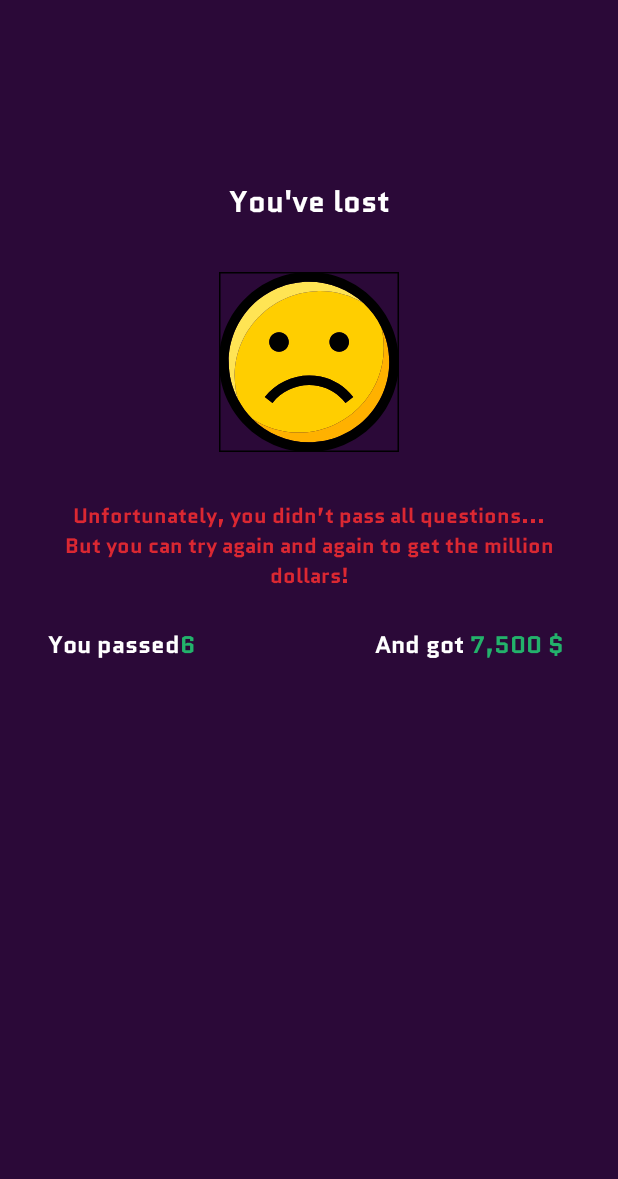
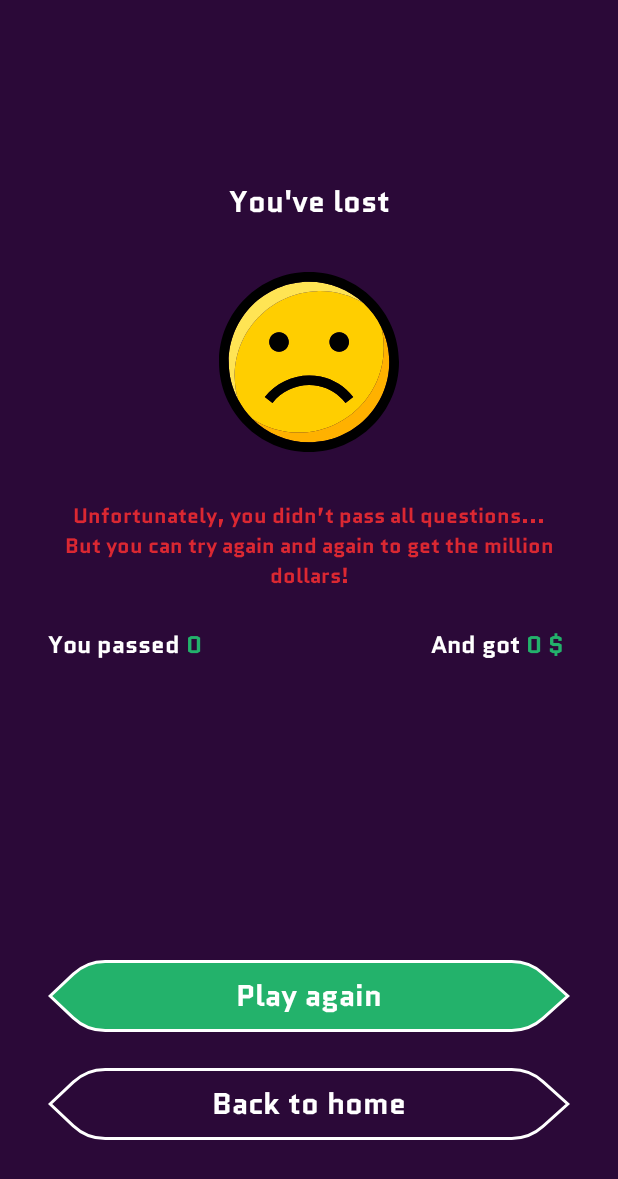
Before and after one commit to Mustafa-Ahmed1/WhoWantsToBeAMillionaire, an Android app: the layout fragment_result.xml on its own in the app's theme, with its tools: preview values and no code run, on a phone screen of 412 x 824 dp. Shown: the top 1179 px of the screen. Run offline under Robolectric (Android 15) with nearby library versions, the light colour scheme and no system bars; network calls fail.

Commit message:
improve app design

```diff
--- a/app/src/main/java/com/frenchfriesfamily/whowantstobeamillionaire/model/repositories/StagesRepository.kt
+++ b/app/src/main/java/com/frenchfriesfamily/whowantstobeamillionaire/model/repositories/StagesRepository.kt
@@ -19,7 +19,8 @@ class StagesRepository {
         StageDetails("$ 3,000", 4),
         StageDetails("$ 2,000", 3),
         StageDetails("$ 1,000", 2),
-        StageDetails("$ 500", 1)
+        StageDetails("$ 500", 1),
+        StageDetails("$ 0", 0)
     )
 
 }
--- a/app/src/main/java/com/frenchfriesfamily/whowantstobeamillionaire/view/question/QuestionViewModel.kt
+++ b/app/src/main/java/com/frenchfriesfamily/whowantstobeamillionaire/view/question/QuestionViewModel.kt
@@ -51,7 +51,7 @@ class QuestionViewModel : BaseViewModel(), QuestionAdapter.QuestionInteractionLi
         get() = _seconds
 
     private var questionCounter = 0
-    var stageCounter = 0
+    var stageCounter = 1
     private var difficulty = 0
 
 
--- a/app/src/main/res/drawable/sad_image.xml
+++ b/app/src/main/res/drawable/image_lose.xml
@@ -32,9 +32,4 @@
           android:fillColor="#000000"/>
     </group>
   </group>
-  <path
-      android:strokeWidth="1"
-      android:pathData="M0.5,0.5h119v119h-119z"
-      android:fillColor="#00000000"
-      android:strokeColor="#000000"/>
 </vector>
--- a/app/src/main/res/layout/fragment_result.xml
+++ b/app/src/main/res/layout/fragment_result.xml
@@ -15,6 +15,12 @@
         android:layout_height="match_parent"
         android:background="@color/purple_dark"
         tools:context=".winning">
+
+        <androidx.constraintlayout.widget.ConstraintLayout
+            android:id="@+id/screen_on_winning"
+            android:layout_width="match_parent"
+            android:layout_height="match_parent"
+            android:visibility="gone">
 
             <com.airbnb.lottie.LottieAnimationView
                 android:id="@+id/winner_badge"
@@ -53,64 +59,24 @@
                 app:layout_constraintStart_toStartOf="parent"
                 app:layout_constraintTop_toBottomOf="@+id/winner_badge" />
 
-        <ImageView
-            android:id="@+id/play_again_btn"
-            android:layout_width="wrap_content"
-            android:layout_height="wrap_content"
-            android:layout_marginBottom="@dimen/spacing_large"
-            app:layout_constraintBottom_toTopOf="@+id/back_to_home_btn"
-            app:layout_constraintEnd_toEndOf="parent"
-            app:layout_constraintStart_toStartOf="parent"
-            app:srcCompat="@drawable/ic_play_again_btn" />
+        </androidx.constraintlayout.widget.ConstraintLayout>
 
-        <TextView
-            android:id="@+id/play_again_text"
-            style="@style/TextStyle.Large"
-            android:layout_width="wrap_content"
-            android:layout_height="wrap_content"
-            android:text="@string/play_again"
-            app:layout_constraintBottom_toBottomOf="@+id/play_again_btn"
-            app:layout_constraintEnd_toEndOf="@+id/play_again_btn"
-            app:layout_constraintStart_toStartOf="@+id/play_again_btn"
-            app:layout_constraintTop_toTopOf="@+id/play_again_btn" />
-
+        <androidx.constraintlayout.widget.ConstraintLayout
+            android:id="@+id/screen_on_losing"
+            android:layout_width="match_parent"
+            android:layout_height="match_parent"
+            tools:visibility="visible">
 
             <ImageView
-            android:id="@+id/back_to_home_btn"
-            android:layout_width="wrap_content"
-            android:layout_height="wrap_content"
-            android:layout_marginBottom="64dp"
-            app:layout_constraintBottom_toBottomOf="parent"
-            app:layout_constraintEnd_toEndOf="parent"
-            app:layout_constraintStart_toStartOf="parent"
-            app:srcCompat="@drawable/ic_back_to_home_btn" />
-
-        <TextView
-            android:id="@+id/back_to_home_text"
-            style="@style/TextStyle.Large"
-            android:layout_width="wrap_content"
-            android:layout_height="wrap_content"
-            android:text="@string/back_to_home"
-            app:layout_constraintBottom_toBottomOf="@+id/back_to_home_btn"
-            app:layout_constraintEnd_toEndOf="@+id/back_to_home_btn"
-            app:layout_constraintStart_toStartOf="@+id/back_to_home_btn"
-            app:layout_constraintTop_toTopOf="@+id/back_to_home_btn" />
-
-        <androidx.constraintlayout.widget.ConstraintLayout
-            android:layout_width="match_parent"
-            android:layout_height="match_parent"
-            android:background="@color/purple_dark"
-            >
-
-            <ImageView
-                android:id="@+id/lossing_badge"
+                android:id="@+id/image_lose"
                 android:layout_width="wrap_content"
                 android:layout_height="wrap_content"
                 android:layout_marginTop="@dimen/spacing_extra_large"
                 app:layout_constraintEnd_toEndOf="parent"
                 app:layout_constraintStart_toStartOf="parent"
                 app:layout_constraintTop_toBottomOf="@+id/loss_text"
-                app:srcCompat="@drawable/sad_image" />
+                app:srcCompat="@drawable/image_lose"
+                tools:ignore="ContentDescription" />
 
             <TextView
                 android:id="@+id/loss_text"
@@ -136,8 +102,7 @@
                 android:textColor="@color/red"
                 app:layout_constraintEnd_toEndOf="parent"
                 app:layout_constraintStart_toStartOf="parent"
-                app:layout_constraintTop_toBottomOf="@+id/lossing_badge" />
-
+                app:layout_constraintTop_toBottomOf="@+id/image_lose" />
 
             <TextView
                 android:id="@+id/pass_title"
@@ -154,10 +119,11 @@
                 style="@style/TextStyle.Medium"
                 android:layout_width="wrap_content"
                 android:layout_height="wrap_content"
+                android:layout_marginStart="@dimen/spacing_extra_small"
+                android:text="0"
                 android:textColor="@color/green"
                 app:layout_constraintStart_toEndOf="@+id/pass_title"
-                app:layout_constraintTop_toTopOf="@+id/pass_title"
-                tools:text="6" />
+                app:layout_constraintTop_toTopOf="@+id/pass_title" />
 
 
             <TextView
@@ -179,11 +145,54 @@
                 android:textColor="@color/green"
                 app:layout_constraintEnd_toEndOf="@+id/loss_textView"
                 app:layout_constraintTop_toBottomOf="@+id/loss_textView"
-                tools:text="7,500 $ " />
+                tools:text="0 $ " />
 
         </androidx.constraintlayout.widget.ConstraintLayout>
 
+        <ImageView
+            android:id="@+id/button_play_again"
+            android:layout_width="wrap_content"
+            android:layout_height="wrap_content"
+            android:layout_marginBottom="@dimen/spacing_large"
+            app:layout_constraintBottom_toTopOf="@+id/button_back_to_home"
+            app:layout_constraintEnd_toEndOf="parent"
+            app:layout_constraintStart_toStartOf="parent"
+            app:srcCompat="@drawable/ic_play_again_btn"
+            tools:ignore="ContentDescription" />
+
+        <TextView
+            android:id="@+id/play_again_text"
+            style="@style/TextStyle.Large"
+            android:layout_width="wrap_content"
+            android:layout_height="wrap_content"
+            android:text="@string/play_again"
+            app:layout_constraintBottom_toBottomOf="@+id/button_play_again"
+            app:layout_constraintEnd_toEndOf="@+id/button_play_again"
+            app:layout_constraintStart_toStartOf="@+id/button_play_again"
+            app:layout_constraintTop_toTopOf="@+id/button_play_again" />
+
+        <ImageView
+            android:id="@+id/button_back_to_home"
+            android:layout_width="wrap_content"
+            android:layout_height="wrap_content"
+            android:layout_marginBottom="64dp"
+            app:layout_constraintBottom_toBottomOf="parent"
+            app:layout_constraintEnd_toEndOf="parent"
+            app:layout_constraintStart_toStartOf="parent"
+            app:srcCompat="@drawable/ic_back_to_home_btn"
+            tools:ignore="ContentDescription" />
+
+        <TextView
+            android:id="@+id/back_to_home_text"
+            style="@style/TextStyle.Large"
+            android:layout_width="wrap_content"
+            android:layout_height="wrap_content"
+            android:text="@string/back_to_home"
+            app:layout_constraintBottom_toBottomOf="@+id/button_back_to_home"
+            app:layout_constraintEnd_toEndOf="@+id/button_back_to_home"
+            app:layout_constraintStart_toStartOf="@+id/button_back_to_home"
+            app:layout_constraintTop_toTopOf="@+id/button_back_to_home" />
+
     </androidx.constraintlayout.widget.ConstraintLayout>
 
-
 </layout>
--- a/app/src/main/res/layout/item_answer.xml
+++ b/app/src/main/res/layout/item_answer.xml
@@ -30,12 +30,12 @@
             app:layout_constraintBottom_toBottomOf="parent"
             app:layout_constraintEnd_toEndOf="parent"
             app:layout_constraintStart_toStartOf="parent"
-            app:layout_constraintTop_toTopOf="parent" />
-
+            app:layout_constraintTop_toTopOf="parent"
+            tools:ignore="ContentDescription" />
 
         <TextView
             android:id="@+id/text_answer_chooses"
-            style="@style/TextStyle.Large"
+            style="@style/TextStyle.Medium"
             android:layout_width="wrap_content"
             android:layout_height="wrap_content"
             android:layout_gravity="center"
```
Also changed, not shown: app/src/main/java/com/frenchfriesfamily/whowantstobeamillionaire/winning.kt (deleted, +0 -59 lines). Lines whose indentation alone changed are shown as unchanged.
